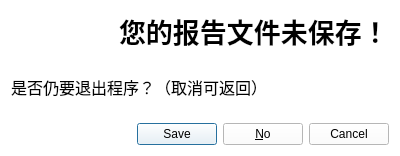
novolife/labReport, file unsaved.ui: the form before one commit.
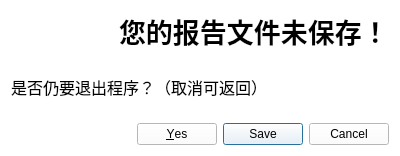
The form after the commit. Icons and pictures are not drawn.

What changed in the file:
```diff
--- a/unsaved.ui
+++ b/unsaved.ui
@@ -64,7 +64,7 @@
       <enum>Qt::Horizontal</enum>
      </property>
      <property name="standardButtons">
-      <set>QDialogButtonBox::Cancel|QDialogButtonBox::No|QDialogButtonBox::Save</set>
+      <set>QDialogButtonBox::Cancel|QDialogButtonBox::Save|QDialogButtonBox::Yes</set>
      </property>
      <property name="centerButtons">
       <bool>false</bool>
```
